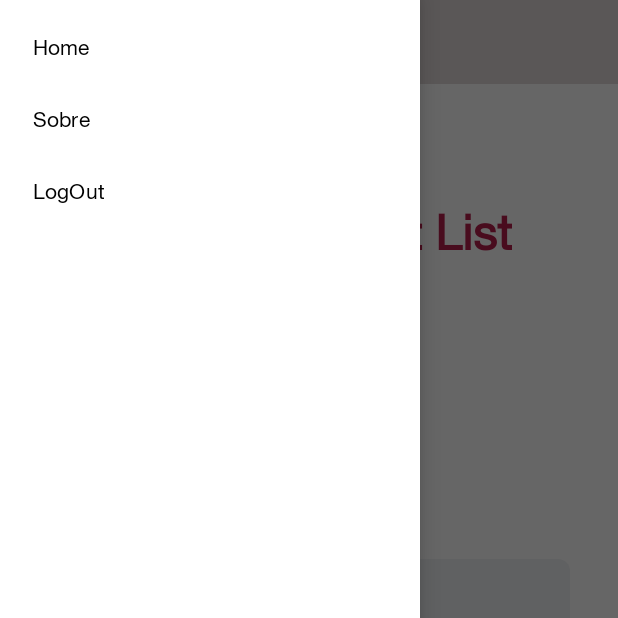
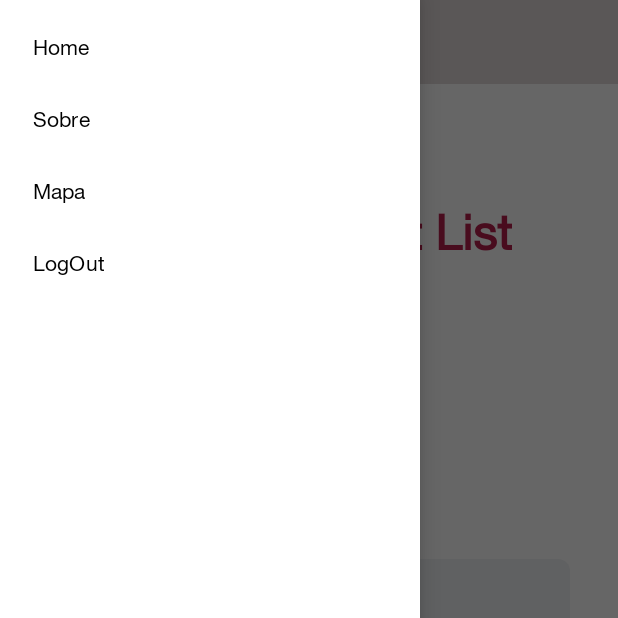
Before and after one commit to dgaguiar/fiap-android-24mob, an Android app: the screen it shows after launch (MainActivity), with the side drawer open, on a phone screen of 412 x 824 dp, the top half of it. Run offline under Robolectric (Android 15) with nearby library versions, the light colour scheme and no system bars; our stand-ins replace Firebase (no records; nobody signed in at launch, a user with empty details on screens opened directly), navigation-ui; 2 statements that could not run were skipped.

Commit message:
Criação da tela de Mapa

```diff
--- a/SimpleMarketList/app/build.gradle
+++ b/SimpleMarketList/app/build.gradle
@@ -5,6 +5,7 @@ plugins {
     id 'com.google.firebase.crashlytics'
     id 'androidx.navigation.safeargs.kotlin'
     id 'kotlin-parcelize'
+    id 'com.google.android.libraries.mapsplatform.secrets-gradle-plugin'
 }
 
 android {
@@ -59,6 +60,8 @@ dependencies {
 
 
     implementation 'com.airbnb.android:lottie:3.7.0'
+    implementation 'com.google.android.gms:play-services-maps:17.0.0'
+    implementation 'com.google.android.gms:play-services-location:18.0.0'
 
     testImplementation 'junit:junit:4.13.2'
     androidTestImplementation 'androidx.test.ext:junit:1.1.3'
--- a/SimpleMarketList/app/src/main/res/menu/nav_menu.xml
+++ b/SimpleMarketList/app/src/main/res/menu/nav_menu.xml
@@ -7,6 +7,9 @@
         android:id="@+id/nav_Sobre"
         android:title="@string/sobre"/>
     <item
+        android:id="@+id/nav_Mapa"
+        android:title="@string/mapa"/>
+    <item
         android:id="@+id/nav_LogOut"
         android:title="@string/logout"/>
 </menu>
--- a/SimpleMarketList/app/src/main/res/navigation/main_nav_graph.xml
+++ b/SimpleMarketList/app/src/main/res/navigation/main_nav_graph.xml
@@ -49,6 +49,11 @@
         android:name="com.example.simplemarketlist.ui.about.AboutFragment"
         android:label="fragment_about"
         tools:layout="@layout/fragment_about" />
+    <fragment
+        android:id="@+id/nav_Mapa"
+        android:name="com.example.simplemarketlist.ui.map.MapsFragment"
+        android:label="fragment_maps"
+        tools:layout="@layout/fragment_maps" />
 
 
 </navigation>
--- a/SimpleMarketList/app/src/main/res/values/strings.xml
+++ b/SimpleMarketList/app/src/main/res/values/strings.xml
@@ -23,7 +23,6 @@
 
     <string name="signup_subtitle">Preencha os dados da sua conta</string>
 
-    <!-- TODO: Remove or change this placeholder text -->
     <string name="hello_blank_fragment">Hello blank fragment</string>
 
     <string name="loading_message_processing">Carregando</string>
@@ -38,6 +37,8 @@
     <string name="logout">LogOut</string>
     <string name="menu">Menu</string>
     <string name="sobre">Sobre</string>
+    <string name="mapa">Mapa</string>
+    <string name="APIKEY">AIzaSyCjp2qzlhGzTCn1pBUdJM5BuRN90aodJpE</string>
 
 
 </resources>
--- a/SimpleMarketList/build.gradle
+++ b/SimpleMarketList/build.gradle
@@ -15,4 +15,5 @@ plugins {
     id 'com.android.library' version '7.3.1' apply false
     id 'org.jetbrains.kotlin.android' version '1.7.20' apply false
     id 'androidx.navigation.safeargs.kotlin' version '2.4.2' apply false
+    id 'com.google.android.libraries.mapsplatform.secrets-gradle-plugin' version '2.0.1' apply false
 }
```
Also changed, not shown: SimpleMarketList/app/src/main/AndroidManifest.xml (+10 -21 lines), SimpleMarketList/app/src/main/java/com/example/simplemarketlist/ui/map/MapsFragment.kt (added, +42 -0 lines), SimpleMarketList/app/src/main/res/layout/fragment_maps.xml (added, +9 -0 lines).
